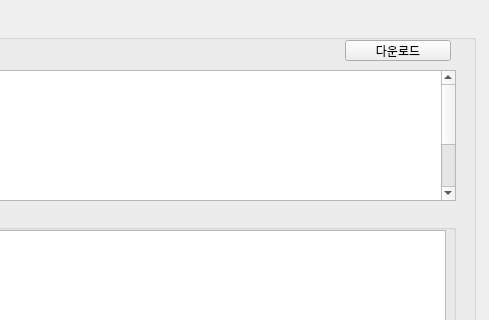
The window that Creon-Datareader-master/creon_datareader.ui (webclinic017/stock-19) describes before a commit, drawn with Qt 5; both pictures show x 565 to 1054 and y 0 to 320 of the 1054 by 880 pixel window.
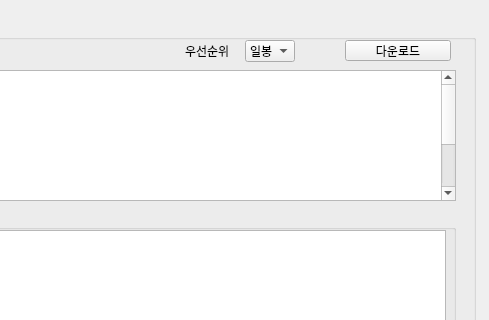
The same window after the commit.

Diff of the .ui file:
```diff
--- a/Creon-Datareader-master/creon_datareader.ui
+++ b/Creon-Datareader-master/creon_datareader.ui
@@ -147,6 +147,39 @@
 &lt;p style=&quot;-qt-paragraph-type:empty; margin-top:0px; margin-bottom:0px; margin-left:0px; margin-right:0px; -qt-block-indent:0; text-indent:0px;&quot;&gt;&lt;br /&gt;&lt;/p&gt;&lt;/body&gt;&lt;/html&gt;</string>
      </property>
     </widget>
+    <widget class="QComboBox" name="comboBox">
+     <property name="geometry">
+      <rect>
+       <x>800</x>
+       <y>20</y>
+       <width>50</width>
+       <height>22</height>
+      </rect>
+     </property>
+     <item>
+      <property name="text">
+       <string>일봉</string>
+      </property>
+     </item>
+     <item>
+      <property name="text">
+       <string>분봉</string>
+      </property>
+     </item>
+    </widget>
+    <widget class="QLabel" name="label_10">
+     <property name="geometry">
+      <rect>
+       <x>740</x>
+       <y>20</y>
+       <width>50</width>
+       <height>21</height>
+      </rect>
+     </property>
+     <property name="text">
+      <string>우선순위</string>
+     </property>
+    </widget>
    </widget>
   </widget>
   <widget class="QMenuBar" name="menubar">
```
